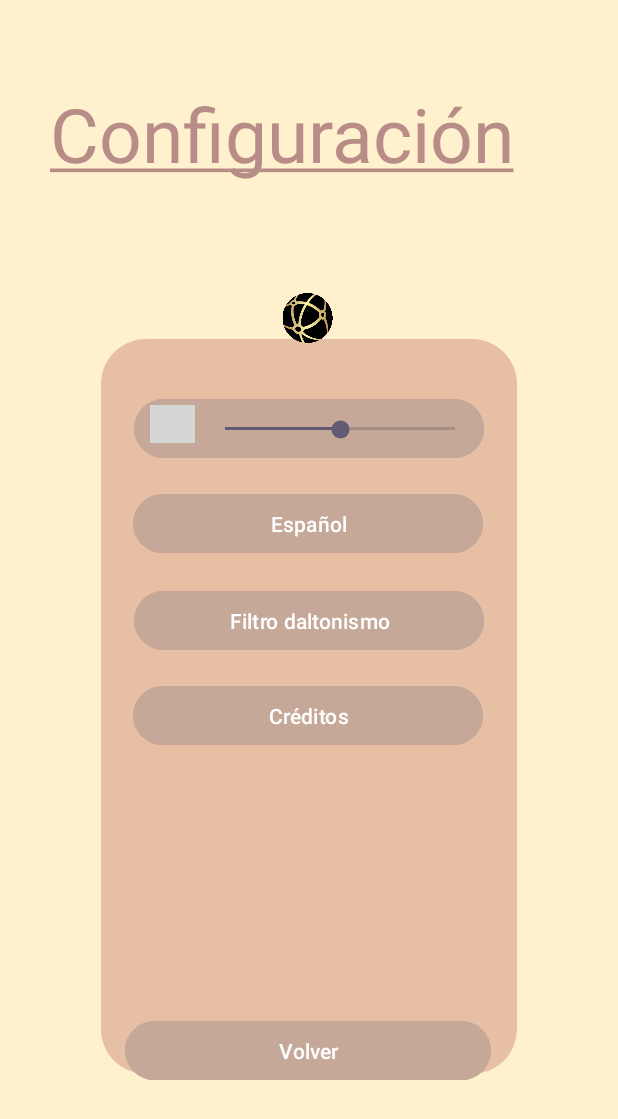
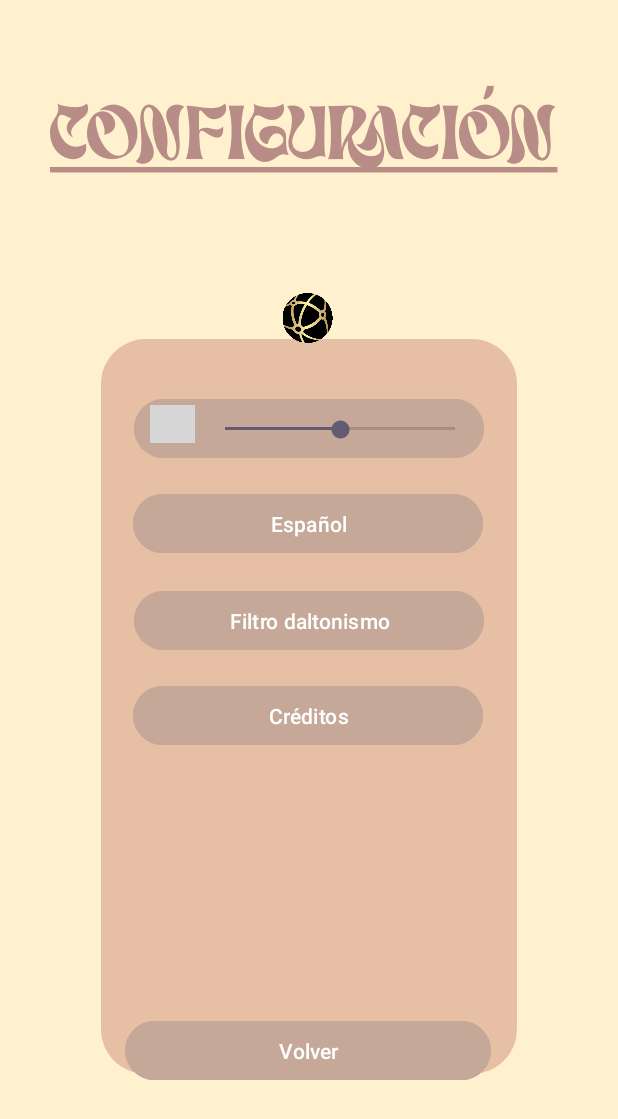
Before and after one commit to cherno1929/CSG3_2324, an Android app: the PantallaOpciones screen opened directly, with no data from a screen before it, on a phone screen of 412 x 824 dp. Shown: the top 1119 px of the screen. Run offline under Robolectric (Android 15) with nearby library versions, the phone set to English and light mode, and no system bars; grey boxes are pictures that could not be loaded.

Commit message:
Fuentes arregladas, pantalla 2 arreglada

```diff
--- a/app/src/main/res/layout/activity_pantalla_opciones.xml
+++ b/app/src/main/res/layout/activity_pantalla_opciones.xml
@@ -146,6 +146,7 @@
         android:text="Configuración"
         android:textColor="#b88c87"
         android:textSize="50sp"
+        android:fontFamily="@font/lostar"
         app:layout_constraintBottom_toBottomOf="parent"
         app:layout_constraintEnd_toEndOf="parent"
         app:layout_constraintHorizontal_bias="0.492"
```
Also changed, not shown: app/src/main/java/com/example/myapplication/Pantalla2.kt (+4 -4 lines), app/src/main/res/font/lostar.ttf (added), app/src/main/res/font/supermario.ttf (added), app/src/main/res/font/vintageking.ttf (added).
